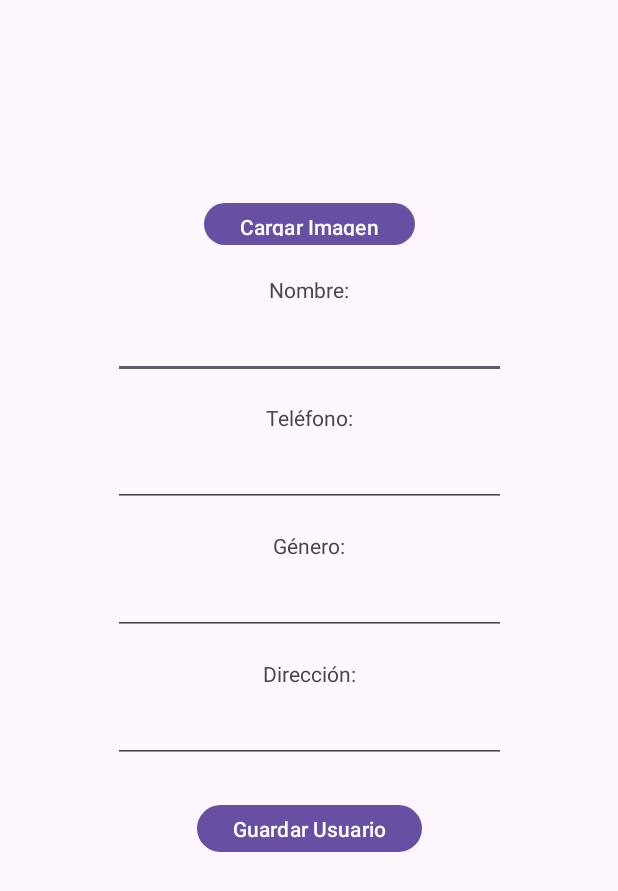
After one commit to AngeKOL1/AppsMovilesCurso, an Android app: the AgregarUsuario screen opened directly, with no data from a screen before it, on a phone screen of 412 x 824 dp. The commit adds this screen. Shown: the top 891 px of the screen. Run offline under Robolectric (Android 15) with nearby library versions, the phone set to English and light mode, and no system bars; our stand-ins replace Firebase (no records; nobody signed in at launch, a user with empty details on screens opened directly).

Commit message:
PracticaSemana7

```diff
--- a/app/build.gradle.kts
+++ b/app/build.gradle.kts
@@ -1,5 +1,6 @@
 plugins {
     alias(libs.plugins.android.application)
+    id("com.google.gms.google-services")
 }
 
 android {
@@ -40,4 +41,7 @@ dependencies {
     testImplementation(libs.junit)
     androidTestImplementation(libs.ext.junit)
     androidTestImplementation(libs.espresso.core)
+    implementation(platform("com.google.firebase:firebase-bom:33.13.0"))
+    implementation("com.google.firebase:firebase-analytics")
+    implementation("com.google.firebase:firebase-database")
 }
--- /dev/null
+++ b/app/src/main/java/com/example/listausuariosfirebase/AgregarUsuario.java
@@ -0,0 +1,63 @@
+package com.example.listausuariosfirebase;
+
+import android.os.Bundle;
+import android.widget.Button;
+import android.widget.EditText;
+import android.widget.Toast;
+
+import androidx.activity.EdgeToEdge;
+import androidx.appcompat.app.AppCompatActivity;
+import androidx.core.graphics.Insets;
+import androidx.core.view.ViewCompat;
+import androidx.core.view.WindowInsetsCompat;
+
+import com.example.listausuariosfirebase.Entidades.Usuario;
+import com.google.firebase.database.DatabaseReference;
+import com.google.firebase.database.FirebaseDatabase;
+
+public class AgregarUsuario extends AppCompatActivity {
+    private EditText nombre, telefono, genero, direccion;
+
+    @Override
+    protected void onCreate(Bundle savedInstanceState) {
+
+        super.onCreate(savedInstanceState);
+        EdgeToEdge.enable(this);
+        setContentView(R.layout.activity_agregar_usuario);
+
+        nombre= findViewById(R.id.nombreUsuario);
+        telefono= findViewById(R.id.telefonoUsuario);
+        genero = findViewById(R.id.generoUsuario);
+        direccion= findViewById(R.id.direccionUsuario);
+
+        DatabaseReference dbRef = FirebaseDatabase.getInstance().getReference("usuarios");
+        String id= dbRef.push().getKey();
+        Button btnAgregarUsuario = findViewById(R.id.buttonGuardar);
+        btnAgregarUsuario.setOnClickListener(v->{
+            save();
+        });
+    }
+    private void save() {
+        Usuario usuario = new Usuario();
+
+        usuario.nombre= nombre.getText().toString();
+        usuario.telefono=telefono.getText().toString();
+        usuario.genero= genero.getText().toString();
+        usuario.direcccion=direccion.getText().toString();
+
+
+        FirebaseDatabase database = FirebaseDatabase.getInstance();
+        DatabaseReference myRef = database.getReference();
+        DatabaseReference colorRef = myRef.child("usuarios").push();
+        usuario.id = colorRef.getKey();
+        colorRef.setValue(usuario)
+                .addOnSuccessListener(unused -> {
+                    Toast.makeText(getApplicationContext(), "Usuario creado", Toast.LENGTH_LONG).show();
+                }).addOnFailureListener(f -> {
+                    Toast.makeText(getApplicationContext(), "Error al crear usuario", Toast.LENGTH_LONG).show();
+                });
+
+
+
+    }
+}
--- /dev/null
+++ b/app/src/main/res/layout/activity_agregar_usuario.xml
@@ -0,0 +1,119 @@
+<androidx.constraintlayout.widget.ConstraintLayout
+    xmlns:android="http://schemas.android.com/apk/res/android"
+    xmlns:app="http://schemas.android.com/apk/res-auto"
+    xmlns:tools="http://schemas.android.com/tools"
+    android:layout_width="match_parent"
+    android:layout_height="match_parent">
+
+
+    <Button
+        android:id="@+id/btnCargarImagen"
+        android:layout_width="wrap_content"
+        android:layout_height="36dp"
+        android:text="Cargar Imagen"
+        android:layout_marginTop="8dp"
+        app:layout_constraintTop_toBottomOf="@id/imageView"
+        app:layout_constraintStart_toStartOf="parent"
+        app:layout_constraintEnd_toEndOf="parent" />
+
+
+    <TextView
+        android:id="@+id/textViewNombre"
+        android:layout_width="wrap_content"
+        android:layout_height="wrap_content"
+        android:text="Nombre:"
+        android:layout_marginTop="16dp"
+        app:layout_constraintTop_toBottomOf="@id/btnCargarImagen"
+        app:layout_constraintStart_toStartOf="parent"
+        app:layout_constraintEnd_toEndOf="parent" />
+
+    <EditText
+        android:id="@+id/nombreUsuario"
+        android:layout_width="262dp"
+        android:layout_height="42dp"
+        android:layout_marginTop="8dp"
+        app:layout_constraintTop_toBottomOf="@id/textViewNombre"
+        app:layout_constraintStart_toStartOf="parent"
+        app:layout_constraintEnd_toEndOf="parent" />
+
+    <!-- Teléfono -->
+    <TextView
+        android:id="@+id/textViewTelefono"
+        android:layout_width="wrap_content"
+        android:layout_height="wrap_content"
+        android:text="Teléfono:"
+        android:layout_marginTop="16dp"
+        app:layout_constraintTop_toBottomOf="@id/nombreUsuario"
+        app:layout_constraintStart_toStartOf="parent"
+        app:layout_constraintEnd_toEndOf="parent" />
+
+    <EditText
+        android:id="@+id/telefonoUsuario"
+        android:layout_width="262dp"
+        android:layout_height="42dp"
+        android:layout_marginTop="8dp"
+        app:layout_constraintTop_toBottomOf="@id/textViewTelefono"
+        app:layout_constraintStart_toStartOf="parent"
+        app:layout_constraintEnd_toEndOf="parent" />
+
+    <!-- Género -->
+    <TextView
+        android:id="@+id/textViewGenero"
+        android:layout_width="wrap_content"
+        android:layout_height="wrap_content"
+        android:text="Género:"
+        android:layout_marginTop="16dp"
+        app:layout_constraintTop_toBottomOf="@id/telefonoUsuario"
+        app:layout_constraintStart_toStartOf="parent"
+        app:layout_constraintEnd_toEndOf="parent" />
+
+    <EditText
+        android:id="@+id/generoUsuario"
+        android:layout_width="262dp"
+        android:layout_height="42dp"
+        android:layout_marginTop="8dp"
+        app:layout_constraintTop_toBottomOf="@id/textViewGenero"
+        app:layout_constraintStart_toStartOf="parent"
+        app:layout_constraintEnd_toEndOf="parent" />
+
+    <!-- Dirección -->
+    <TextView
+        android:id="@+id/textViewDireccion"
+        android:layout_width="wrap_content"
+        android:layout_height="wrap_content"
+        android:text="Dirección:"
+        android:layout_marginTop="16dp"
+        app:layout_constraintTop_toBottomOf="@id/generoUsuario"
+        app:layout_constraintStart_toStartOf="parent"
+        app:layout_constraintEnd_toEndOf="parent" />
+
+    <EditText
+        android:id="@+id/direccionUsuario"
+        android:layout_width="262dp"
+        android:layout_height="42dp"
+        android:layout_marginTop="8dp"
+        app:layout_constraintTop_toBottomOf="@id/textViewDireccion"
+        app:layout_constraintStart_toStartOf="parent"
+        app:layout_constraintEnd_toEndOf="parent" />
+
+    <!-- Guardar -->
+    <Button
+        android:id="@+id/buttonGuardar"
+        android:layout_width="wrap_content"
+        android:layout_height="39dp"
+        android:text="Guardar Usuario"
+        android:layout_marginTop="24dp"
+        app:layout_constraintTop_toBottomOf="@id/direccionUsuario"
+        app:layout_constraintStart_toStartOf="parent"
+        app:layout_constraintEnd_toEndOf="parent" />
+
+    <ImageView
+        android:id="@+id/imageView"
+        android:layout_width="111dp"
+        android:layout_height="107dp"
+        android:layout_marginTop="16dp"
+        app:layout_constraintTop_toTopOf="parent"
+        app:layout_constraintStart_toStartOf="parent"
+        app:layout_constraintEnd_toEndOf="parent" />
+
+</androidx.constraintlayout.widget.ConstraintLayout>
--- a/build.gradle.kts
+++ b/build.gradle.kts
@@ -1,4 +1,5 @@
 // Top-level build file where you can add configuration options common to all sub-projects/modules.
 plugins {
     alias(libs.plugins.android.application) apply false
+    id("com.google.gms.google-services") version "4.4.2" apply false
 }
```
Also changed, not shown: app/src/main/AndroidManifest.xml (+5 -2 lines), app/src/main/java/com/example/listausuariosfirebase/Adaptador/UsuarioAdaptador.java (added, +56 -0 lines), app/src/main/java/com/example/listausuariosfirebase/Entidades/Usuario.java (added, +16 -0 lines), app/src/main/java/com/example/listausuariosfirebase/ListaUsuarios.java (+126 -4 lines), app/src/main/res/layout/activity_lista_usuarios.xml (+36 -2 lines), app/src/main/res/layout/item_usuario.xml (added, +31 -0 lines), 1 other file.
